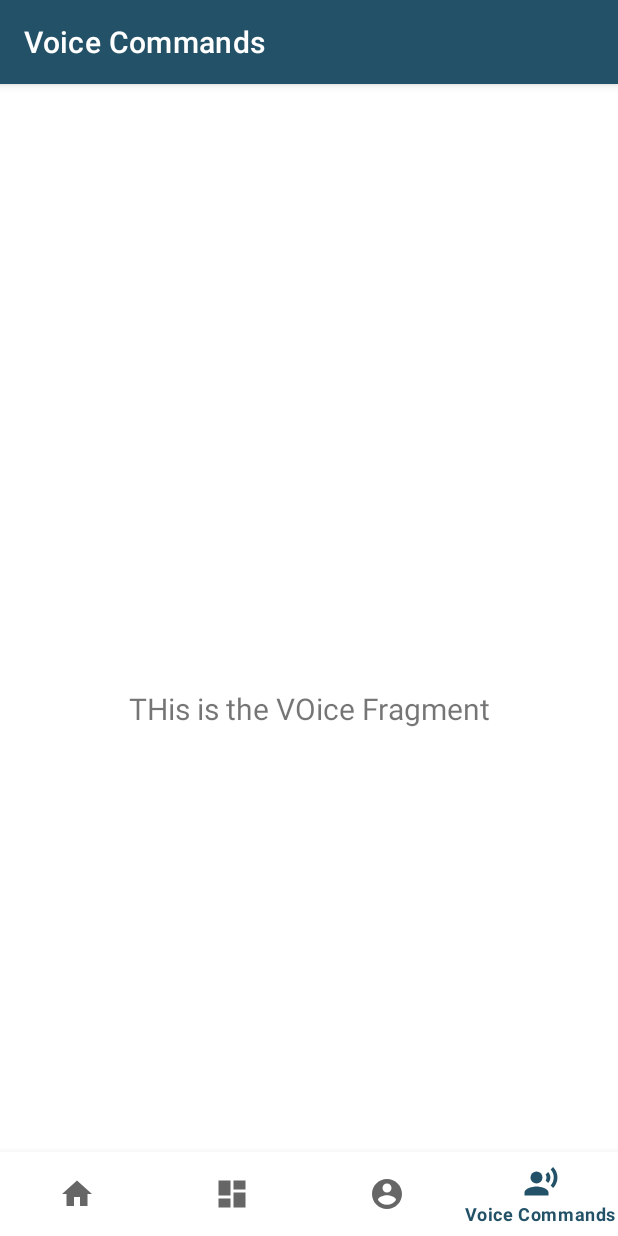
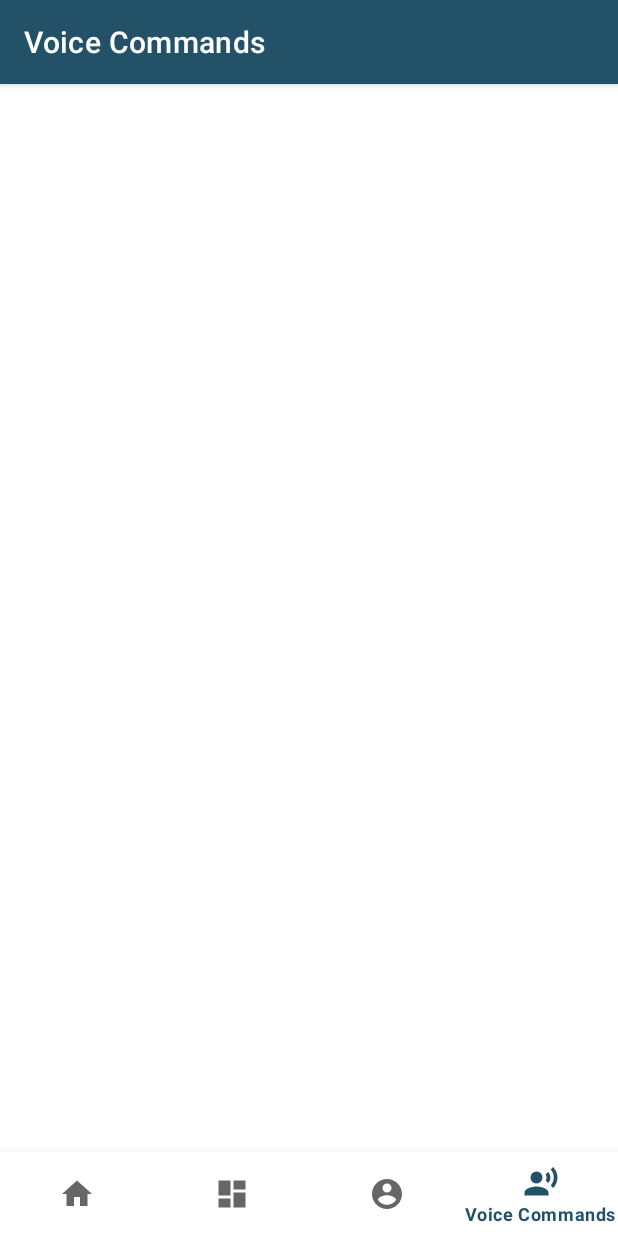
Before and after one commit to DanielMoore4875/Aphrodite, an Android app: the VoiceFragment screen opened through its navigation route, on a phone screen of 412 x 824 dp. Run offline under Robolectric (Android 15) with nearby library versions, the light colour scheme and no system bars; our stand-ins replace navigation-ui; Roboto replaces fonts that are not available here.

Commit message:
Fixed white space on all fragments

```diff
--- a/AphroditeApp/src/main/java/ca/kainotomia/it/aphrodite/ui/voice/VoiceViewModel.java
+++ b/AphroditeApp/src/main/java/ca/kainotomia/it/aphrodite/ui/voice/VoiceViewModel.java
@@ -14,7 +14,7 @@ public class VoiceViewModel extends ViewModel {
 
     public VoiceViewModel() {
         mText = new MutableLiveData<>();
-        mText.setValue("THis is the VOice Fragment");
+       // mText.setValue("THis is the VOice Fragment");
     }
 
     public LiveData<String> getText() { return  mText;}
--- a/AphroditeApp/src/main/res/layout/activity_main.xml
+++ b/AphroditeApp/src/main/res/layout/activity_main.xml
@@ -4,7 +4,7 @@
     android:id="@+id/container"
     android:layout_width="match_parent"
     android:layout_height="match_parent"
-    android:paddingTop="?attr/actionBarSize">
+    >
 
         <com.google.android.material.bottomnavigation.BottomNavigationView
             android:id="@+id/nav_view"
@@ -25,9 +25,11 @@
             android:layout_height="match_parent"
             app:defaultNavHost="true"
             app:layout_constraintBottom_toTopOf="@id/nav_view"
+            app:layout_constraintHorizontal_bias="0.0"
             app:layout_constraintLeft_toLeftOf="parent"
             app:layout_constraintRight_toRightOf="parent"
             app:layout_constraintTop_toTopOf="parent"
+            app:layout_constraintVertical_bias="0.0"
             app:navGraph="@navigation/mobile_navigation" />
 
 </androidx.constraintlayout.widget.ConstraintLayout>
```
